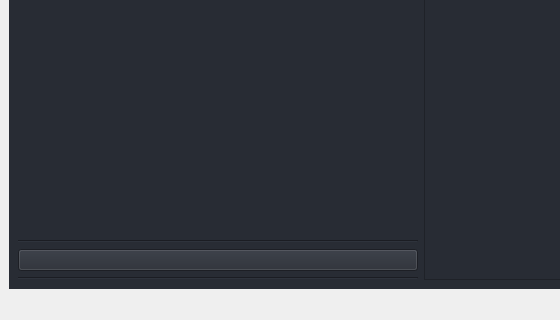
Before: the Qt Designer form src/ui/pyside_ui/forms/main_window.ui in DariuszMak/fullstack-python-app, drawn with Qt 5; both pictures show x 0 to 560 and y 432 to 752 of the 713 by 752 pixel window.
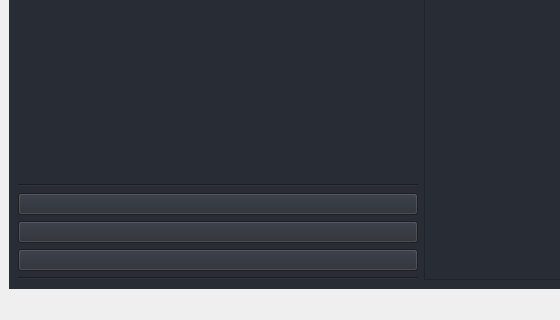
After: the same form once the commit is applied. Icons and pictures are not drawn.

The edit to the form file:
```diff
--- a/src/ui/pyside_ui/forms/main_window.ui
+++ b/src/ui/pyside_ui/forms/main_window.ui
@@ -485,6 +485,32 @@
                                   <item>
                                     <layout class="QVBoxLayout" name="frame_generated_query_parameters"/>
                                   </item>
+                                  <item>
+                                    <widget class="QPushButton" name="timeRefreshButton">
+                                      <property name="sizePolicy">
+                                        <sizepolicy hsizetype="MinimumExpanding" vsizetype="Fixed">
+                                          <horstretch>0</horstretch>
+                                          <verstretch>0</verstretch>
+                                        </sizepolicy>
+                                      </property>
+                                      <property name="text">
+                                        <string/>
+                                      </property>
+                                    </widget>
+                                  </item>
+                                  <item>
+                                    <widget class="QPushButton" name="resetToDefaultValueButton">
+                                      <property name="sizePolicy">
+                                        <sizepolicy hsizetype="MinimumExpanding" vsizetype="Fixed">
+                                          <horstretch>0</horstretch>
+                                          <verstretch>0</verstretch>
+                                        </sizepolicy>
+                                      </property>
+                                      <property name="text">
+                                        <string/>
+                                      </property>
+                                    </widget>
+                                  </item>
                                   <item>
                                     <widget class="QPushButton" name="checkWeatherScoreButton">
                                       <property name="sizePolicy">
```
